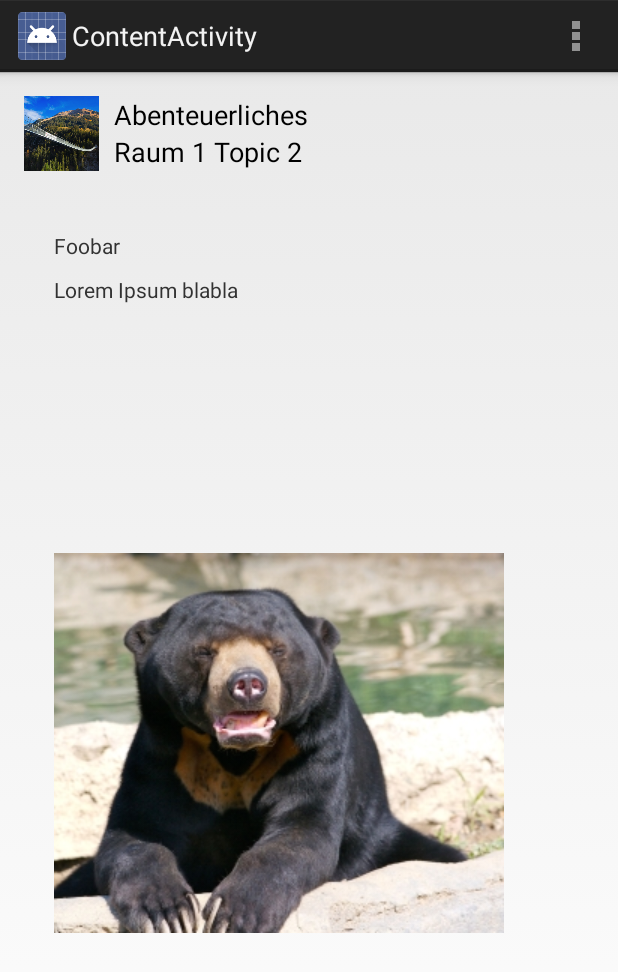
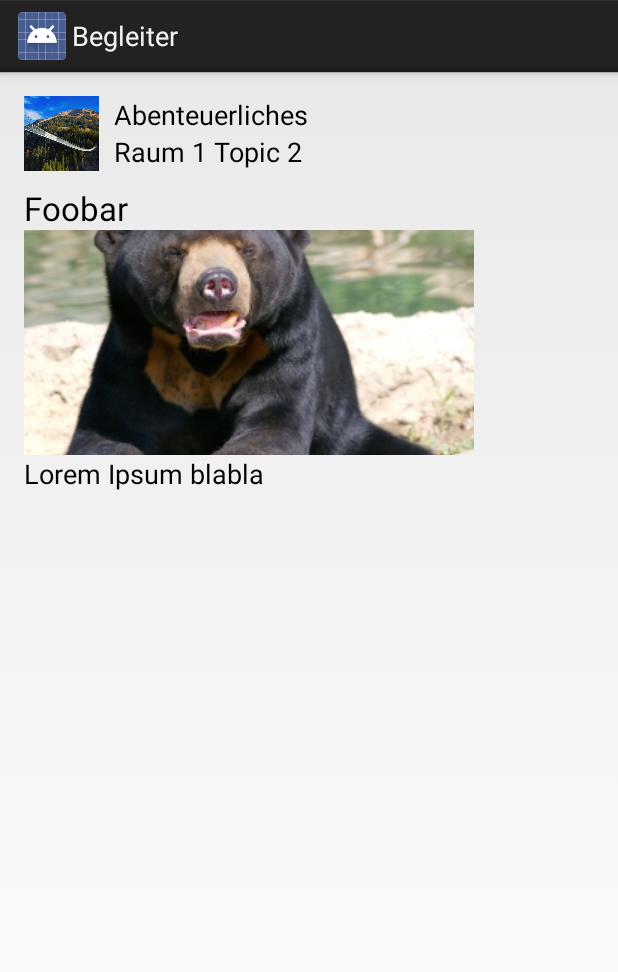
Before and after one commit to HSR-Challenge-Projekt-2014/AndroidApp, an Android app: the screen it shows after launch (ContentActivity), after a tap on "Abenteuerliches", on a phone screen of 412 x 824 dp. Shown: the top 972 px of the screen. Run offline under Robolectric (Android 15) with nearby library versions, the phone set to English and light mode, and no system bars; 2 statements that could not run were skipped; 2 other taps on this screen came first.

Commit message:
! use the same layout for questions and content ! remove the default menu

```diff
--- a/app/src/main/java/ch/hsr/challp/museum/ContentActivity.java
+++ b/app/src/main/java/ch/hsr/challp/museum/ContentActivity.java
@@ -1,9 +1,9 @@
 package ch.hsr.challp.museum;
 
+import android.app.ActionBar;
 import android.app.Activity;
 import android.os.Bundle;
 import android.view.Menu;
-import android.view.MenuItem;
 import android.widget.ImageView;
 import android.widget.TextView;
 
@@ -25,12 +25,17 @@ public class ContentActivity extends Activity {
         setContentView(R.layout.activity_content);
         content = getIntent().getParcelableExtra(P_CONTENT_ID);
 
-        ((ImageView) findViewById(R.id.pagePreviewImage)).setImageResource(content.getPreviewImageResource());
-        ((TextView) findViewById(R.id.pagePreviewDescription)).setText(content.getPreviewTitle());
-        ((TextView) findViewById(R.id.pagePreviewLocation)).setText(content.getPreviewLocation());
-        ((TextView) findViewById(R.id.contentTitle)).setText(content.getTitle());
-        ((TextView) findViewById(R.id.contentText)).setText(content.getContentText());
-        ((ImageView) findViewById(R.id.contentImage)).setImageResource(content.getImageResource());
+        ((ImageView) findViewById(R.id.page_preview_image)).setImageResource(content.getPreviewImageResource());
+        ((TextView) findViewById(R.id.page_preview_description)).setText(content.getPreviewTitle());
+        ((TextView) findViewById(R.id.page_preview_location)).setText(content.getPreviewLocation());
+        ((TextView) findViewById(R.id.page_title)).setText(content.getTitle());
+        ((TextView) findViewById(R.id.page_text)).setText(content.getContentText());
+        ((ImageView) findViewById(R.id.page_image)).setImageResource(content.getImageResource());
+
+        final ActionBar actionBar = getActionBar();
+        if (actionBar != null) {
+            actionBar.setTitle(R.string.title_activity_content);
+        }
     }
 
 
@@ -40,19 +45,4 @@ public class ContentActivity extends Activity {
         getMenuInflater().inflate(R.menu.menu_content, menu);
         return true;
     }
-
-    @Override
-    public boolean onOptionsItemSelected(MenuItem item) {
-        // Handle action bar item clicks here. The action bar will
-        // automatically handle clicks on the Home/Up button, so long
-        // as you specify a parent activity in AndroidManifest.xml.
-        int id = item.getItemId();
-
-        //noinspection SimplifiableIfStatement
-        if (id == R.id.action_settings) {
-            return true;
-        }
-
-        return super.onOptionsItemSelected(item);
-    }
 }
--- a/app/src/main/java/ch/hsr/challp/museum/HomeActivity.java
+++ b/app/src/main/java/ch/hsr/challp/museum/HomeActivity.java
@@ -1,5 +1,6 @@
 package ch.hsr.challp.museum;
 
+import android.app.ActionBar;
 import android.app.Activity;
 import android.app.Fragment;
 import android.content.res.Configuration;
@@ -25,7 +26,7 @@ public class HomeActivity extends Activity {
     protected void onCreate(Bundle savedInstanceState) {
         super.onCreate(savedInstanceState);
         setContentView(R.layout.activity_home);
-        menu = new String[]{"Begleiter", "Fragen ans Museum", "Read at Home", "Fragen"};
+        menu = new String[]{"Begleiter", "Fragen ans Museum", "Read at Home"};
         dLayout = (DrawerLayout) findViewById(R.id.drawer_layout);
         dList = (ListView) findViewById(R.id.left_drawer_list);
         adapter = new ArrayAdapter<>(this, android.R.layout.simple_list_item_1, menu);
@@ -61,8 +62,11 @@ public class HomeActivity extends Activity {
         };
         dLayout.setDrawerListener(dToggle);
 
-        getActionBar().setDisplayHomeAsUpEnabled(true);
-        getActionBar().setHomeButtonEnabled(true);
+        final ActionBar actionBar = getActionBar();
+        if (actionBar != null) {
+            actionBar.setDisplayHomeAsUpEnabled(true);
+            actionBar.setHomeButtonEnabled(true);
+        }
 
         showContent(0);
     }
@@ -115,7 +119,10 @@ public class HomeActivity extends Activity {
             fragment = new DetailFragment();
             fragment.setArguments(args);
         }
-        getActionBar().setTitle(title);
+        final ActionBar actionBar = getActionBar();
+        if (actionBar != null) {
+            actionBar.setTitle(title);
+        }
         getFragmentManager().beginTransaction().replace(R.id.content_frame, fragment).addToBackStack("").commit();
     }
 
--- /dev/null
+++ b/app/src/main/res/layout/abstract_page.xml
@@ -0,0 +1,70 @@
+<LinearLayout xmlns:android="http://schemas.android.com/apk/res/android"
+    android:orientation="vertical"
+    android:layout_width="match_parent"
+    android:layout_height="wrap_content">
+    <LinearLayout
+        android:id="@+id/question_header"
+        android:layout_width="match_parent"
+        android:layout_height="wrap_content"
+        android:layout_marginBottom="10dp"
+        android:orientation="horizontal">
+
+        <ImageView
+            android:id="@+id/page_preview_image"
+            android:layout_width="50dp"
+            android:layout_height="50dp"
+            android:scaleType="centerCrop" />
+
+        <LinearLayout
+            android:layout_width="match_parent"
+            android:layout_height="match_parent"
+            android:layout_marginLeft="10dp"
+            android:orientation="vertical">
+
+            <TextView
+                android:id="@+id/page_preview_description"
+                android:layout_width="wrap_content"
+                android:layout_height="wrap_content"
+                android:textAppearance="?android:attr/textAppearanceMedium" />
+
+            <TextView
+                android:id="@+id/page_preview_location"
+                android:layout_width="wrap_content"
+                android:layout_height="wrap_content"
+                android:textAppearance="?android:attr/textAppearanceMedium" />
+        </LinearLayout>
+    </LinearLayout>
+
+
+    <ScrollView
+        android:id="@+id/scrollView2"
+        android:layout_width="wrap_content"
+        android:layout_height="wrap_content">
+
+        <LinearLayout
+            android:layout_width="match_parent"
+            android:layout_height="match_parent"
+            android:orientation="vertical">
+
+            <TextView
+                android:id="@+id/page_title"
+                android:layout_width="wrap_content"
+                android:layout_height="wrap_content"
+                android:textAppearance="?android:attr/textAppearanceLarge" />
+
+            <ImageView
+                android:id="@+id/page_image"
+                android:layout_width="wrap_content"
+                android:layout_height="150dp"
+                android:scaleType="centerCrop" />
+
+            <TextView
+                android:id="@+id/page_text"
+                android:layout_width="wrap_content"
+                android:layout_height="wrap_content"
+                android:textAppearance="?android:attr/textAppearanceMedium" />
+        </LinearLayout>
+    </ScrollView>
+
+
+</LinearLayout>
--- a/app/src/main/res/layout/activity_content.xml
+++ b/app/src/main/res/layout/activity_content.xml
@@ -8,39 +8,5 @@
     android:paddingBottom="@dimen/activity_vertical_margin"
     tools:context="ch.hsr.challp.museum.ContentActivity">
 
-    <LinearLayout
-        android:layout_width="match_parent"
-        android:layout_height="match_parent"
-        android:orientation="vertical">
-
-        <include layout="@layout/page_header" />
-
-        <LinearLayout
-            android:layout_width="match_parent"
-            android:layout_height="match_parent"
-            android:orientation="vertical"
-            android:padding="20dp">
-
-            <TextView
-                android:id="@+id/contentTitle"
-                android:layout_width="match_parent"
-                android:layout_height="wrap_content"
-                android:paddingTop="10dp"
-                android:paddingBottom="10dp" />
-
-            <TextView
-                android:id="@+id/contentText"
-                android:layout_width="match_parent"
-                android:layout_height="wrap_content" />
-
-            <ImageView
-                android:id="@+id/contentImage"
-                android:layout_width="wrap_content"
-                android:layout_height="match_parent" />
-
-        </LinearLayout>
-
-
-    </LinearLayout>
-
+    <include layout="@layout/abstract_page" />
 </RelativeLayout>
--- a/app/src/main/res/layout/page_header.xml
+++ /dev/null
@@ -1,43 +0,0 @@
-<LinearLayout xmlns:android="http://schemas.android.com/apk/res/android"
-    android:orientation="vertical"
-    android:layout_width="match_parent"
-    android:layout_height="wrap_content">
-
-    <LinearLayout
-        android:id="@+id/question_header"
-        android:layout_width="match_parent"
-        android:layout_height="wrap_content"
-        android:layout_marginBottom="10dp"
-        android:orientation="horizontal">
-
-        <ImageView
-            android:id="@+id/pagePreviewImage"
-            android:layout_width="50dp"
-            android:layout_height="50dp"
-            android:scaleType="centerCrop"
-            android:src="@drawable/bear_face" />
-
-        <LinearLayout
-            android:layout_width="match_parent"
-            android:layout_height="match_parent"
-            android:layout_marginLeft="10dp"
-            android:orientation="vertical">
-
-            <TextView
-                android:id="@+id/pagePreviewDescription"
-                android:layout_width="wrap_content"
-                android:layout_height="wrap_content"
-                android:text="Kategorie"
-                android:textAppearance="?android:attr/textAppearanceMedium" />
-
-            <TextView
-                android:id="@+id/pagePreviewLocation"
-                android:layout_width="wrap_content"
-                android:layout_height="wrap_content"
-                android:text="Raum 5, Punkt 2"
-                android:textAppearance="?android:attr/textAppearanceMedium" />
-        </LinearLayout>
-    </LinearLayout>
-
-
-</LinearLayout>
--- a/app/src/main/res/menu/menu_content.xml
+++ b/app/src/main/res/menu/menu_content.xml
@@ -1,9 +1,4 @@
-<menu xmlns:android="http://schemas.android.com/apk/res/android"
-    xmlns:tools="http://schemas.android.com/tools"
+<menu xmlns:tools="http://schemas.android.com/tools"
     tools:context="ch.hsr.challp.museum.ContentActivity">
-    <item
-        android:id="@+id/action_settings"
-        android:title="@string/action_settings"
-        android:orderInCategory="100"
-        android:showAsAction="never" />
+
 </menu>
```
Also changed, not shown: app/src/main/java/ch/hsr/challp/museum/QuestionActivity.java (+7 -5 lines), app/src/main/res/layout/activity_question.xml (+1 -40 lines), app/src/main/res/menu/global.xml (+2 -5 lines), app/src/main/res/values/strings.xml (+1 -7 lines).
